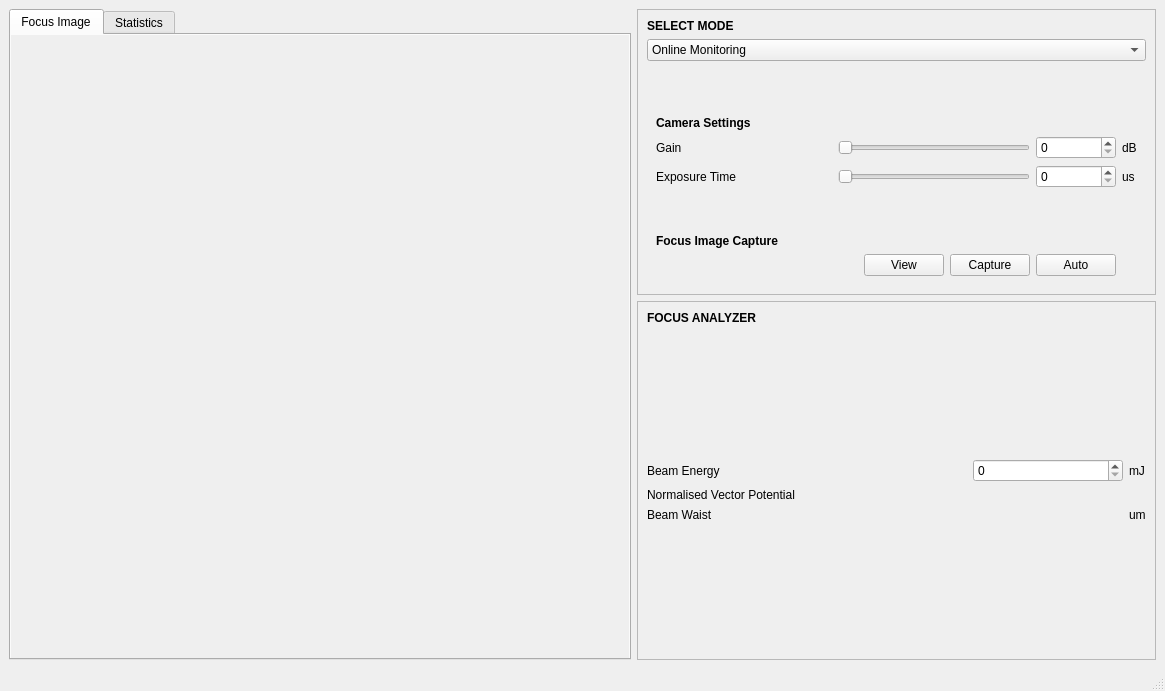
Qt form FocusDiagnostics/focusdiagnosticsmainwindow.ui (dungducphan/TauExperimentDataAnalyzer) before a commit.
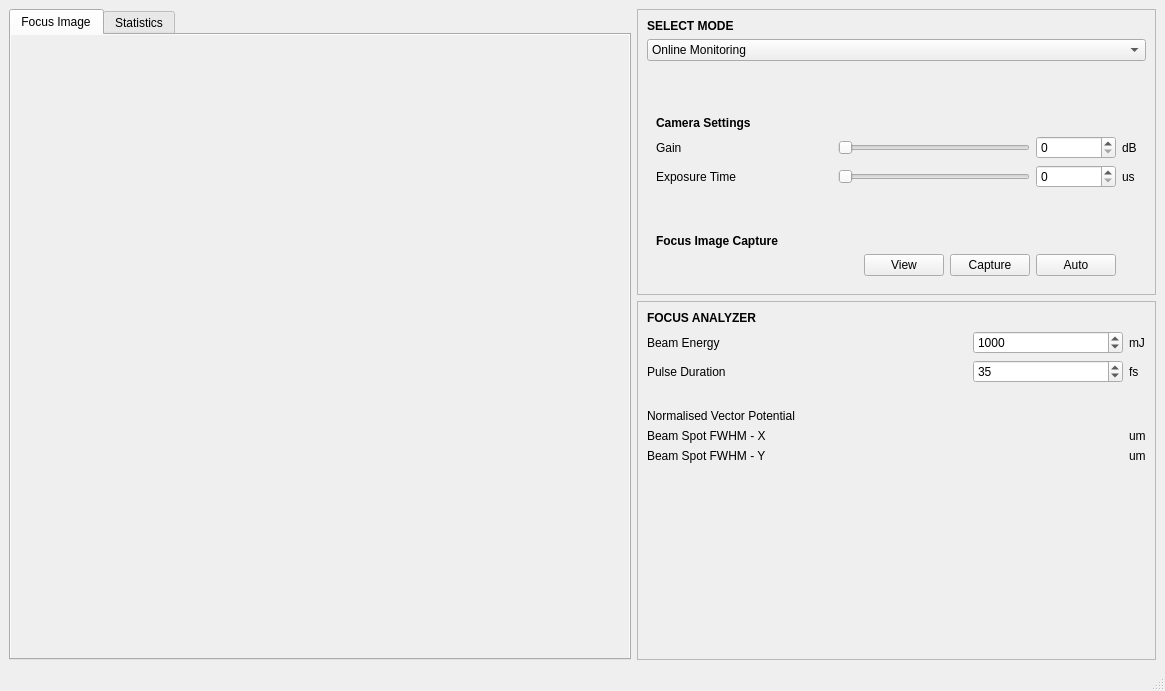
The same form after that commit.

Commit message: Calculated spot size. Need to calculate a0 to finish.

```diff
--- a/FocusDiagnostics/focusdiagnosticsmainwindow.ui
+++ b/FocusDiagnostics/focusdiagnosticsmainwindow.ui
@@ -335,21 +335,22 @@
        <enum>QFrame::Raised</enum>
       </property>
       <layout class="QGridLayout" name="gridLayout_6">
-       <item row="4" column="0">
-        <widget class="QLabel" name="label_9">
+       <item row="1" column="0">
+        <widget class="QLabel" name="label_14">
          <property name="text">
-          <string>Beam Waist</string>
+          <string>Beam Energy</string>
          </property>
         </widget>
        </item>
-       <item row="3" column="2">
-        <widget class="QLabel" name="label_15">
-         <property name="minimumSize">
-          <size>
-           <width>100</width>
-           <height>0</height>
-          </size>
+       <item row="6" column="3">
+        <widget class="QLabel" name="label_17">
+         <property name="text">
+          <string>um</string>
          </property>
+        </widget>
+       </item>
+       <item row="5" column="2">
+        <widget class="QLabel" name="label_BEAM_FWHM_X">
          <property name="text">
           <string/>
          </property>
@@ -358,37 +359,24 @@
          </property>
         </widget>
        </item>
-       <item row="2" column="3">
-        <widget class="QLabel" name="label_13">
+       <item row="5" column="3">
+        <widget class="QLabel" name="label_10">
          <property name="text">
-          <string>mJ</string>
+          <string>um</string>
          </property>
         </widget>
        </item>
-       <item row="5" column="0">
-        <spacer name="verticalSpacer_3">
-         <property name="orientation">
-          <enum>Qt::Vertical</enum>
-         </property>
-         <property name="sizeHint" stdset="0">
-          <size>
-           <width>20</width>
-           <height>40</height>
-          </size>
-         </property>
-        </spacer>
-       </item>
-       <item row="4" column="2">
-        <widget class="QLabel" name="label_16">
+       <item row="6" column="0">
+        <widget class="QLabel" name="label_5">
          <property name="text">
-          <string/>
+          <string>Beam Spot FWHM - Y</string>
          </property>
          <property name="alignment">
           <set>Qt::AlignLeading|Qt::AlignLeft|Qt::AlignVCenter</set>
          </property>
         </widget>
        </item>
-       <item row="2" column="2">
+       <item row="1" column="2">
         <widget class="QSpinBox" name="spinbox_BEAM_ENERGY">
          <property name="minimumSize">
           <size>
@@ -399,32 +387,8 @@
          <property name="maximum">
           <number>20000</number>
          </property>
-        </widget>
-       </item>
-       <item row="1" column="0">
-        <spacer name="verticalSpacer">
-         <property name="orientation">
-          <enum>Qt::Vertical</enum>
-         </property>
-         <property name="sizeHint" stdset="0">
-          <size>
-           <width>20</width>
-           <height>40</height>
-          </size>
-         </property>
-        </spacer>
-       </item>
-       <item row="2" column="0">
-        <widget class="QLabel" name="label_14">
-         <property name="text">
-          <string>Beam Energy</string>
-         </property>
-        </widget>
-       </item>
-       <item row="3" column="0">
-        <widget class="QLabel" name="label_8">
-         <property name="text">
-          <string>Normalised Vector Potential</string>
+         <property name="value">
+          <number>1000</number>
          </property>
         </widget>
        </item>
@@ -440,14 +404,41 @@
          </property>
         </widget>
        </item>
-       <item row="4" column="3">
-        <widget class="QLabel" name="label_10">
+       <item row="6" column="2">
+        <widget class="QLabel" name="label_BEAM_FWHM_Y">
          <property name="text">
-          <string>um</string>
+          <string/>
          </property>
         </widget>
        </item>
-       <item row="2" column="1">
+       <item row="4" column="0">
+        <widget class="QLabel" name="label_8">
+         <property name="text">
+          <string>Normalised Vector Potential</string>
+         </property>
+        </widget>
+       </item>
+       <item row="7" column="0">
+        <spacer name="verticalSpacer_3">
+         <property name="orientation">
+          <enum>Qt::Vertical</enum>
+         </property>
+         <property name="sizeHint" stdset="0">
+          <size>
+           <width>20</width>
+           <height>40</height>
+          </size>
+         </property>
+        </spacer>
+       </item>
+       <item row="1" column="3">
+        <widget class="QLabel" name="label_13">
+         <property name="text">
+          <string>mJ</string>
+         </property>
+        </widget>
+       </item>
+       <item row="1" column="1">
         <spacer name="horizontalSpacer_3">
          <property name="orientation">
           <enum>Qt::Horizontal</enum>
@@ -460,6 +451,66 @@
          </property>
         </spacer>
        </item>
+       <item row="2" column="3">
+        <widget class="QLabel" name="label_15">
+         <property name="text">
+          <string>fs</string>
+         </property>
+        </widget>
+       </item>
+       <item row="2" column="0">
+        <widget class="QLabel" name="label_11">
+         <property name="text">
+          <string>Pulse Duration</string>
+         </property>
+        </widget>
+       </item>
+       <item row="5" column="0">
+        <widget class="QLabel" name="label_9">
+         <property name="text">
+          <string>Beam Spot FWHM - X</string>
+         </property>
+        </widget>
+       </item>
+       <item row="2" column="2">
+        <widget class="QSpinBox" name="spinbox_PULSE_DURATION">
+         <property name="toolTip">
+          <string>&lt;html&gt;&lt;head/&gt;&lt;body&gt;&lt;p&gt;Pulse Duration in femtoseconds.&lt;/p&gt;&lt;/body&gt;&lt;/html&gt;</string>
+         </property>
+         <property name="value">
+          <number>35</number>
+         </property>
+        </widget>
+       </item>
+       <item row="4" column="2">
+        <widget class="QLabel" name="label_A0">
+         <property name="minimumSize">
+          <size>
+           <width>100</width>
+           <height>0</height>
+          </size>
+         </property>
+         <property name="text">
+          <string/>
+         </property>
+         <property name="alignment">
+          <set>Qt::AlignLeading|Qt::AlignLeft|Qt::AlignVCenter</set>
+         </property>
+        </widget>
+       </item>
+       <item row="3" column="0">
+        <spacer name="horizontalSpacer_5">
+         <property name="orientation">
+          <enum>Qt::Horizontal</enum>
+         </property>
+         <property name="sizeHint" stdset="0">
+          <size>
+           <width>40</width>
+           <height>20</height>
+          </size>
+         </property>
+        </spacer>
+       </item>
       </layout>
      </widget>
     </item>
```
Left out of the diff: 6 changed lines with no effect on the pictures. The commit also changes 6 other files.
